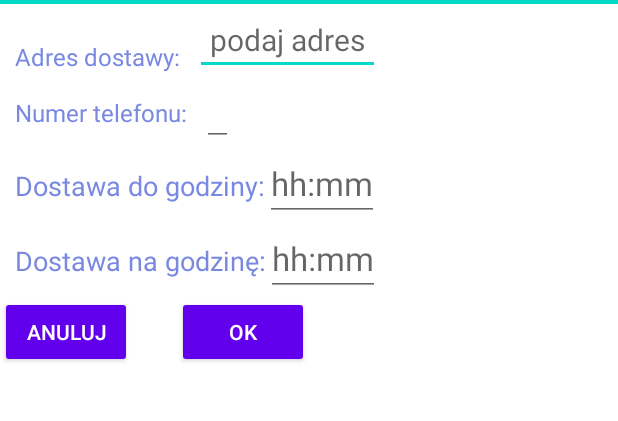
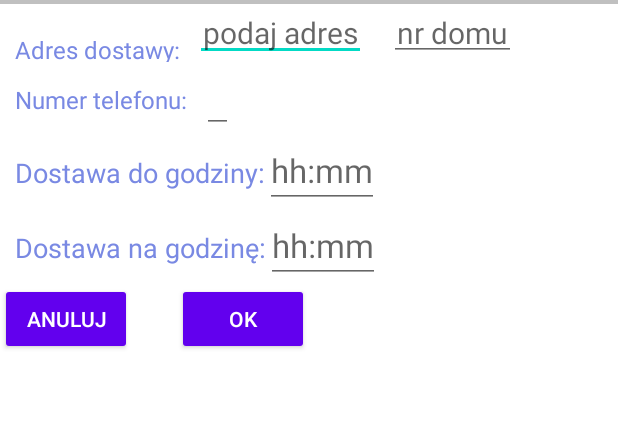
Before and after one commit to Jurekzgora/zamowienia, an Android app: the NoweZamowienie screen opened directly, with no data from a screen before it, on a phone screen of 412 x 824 dp, the part 148-569 px from its top. Run offline under Robolectric (Android 15) with nearby library versions, the phone set to English and light mode, and no system bars; our stand-ins replace Firebase (no records; nobody signed in at launch, a user with empty details on screens opened directly).

Commit message:
podpięcie pól do bazy danych

```diff
--- a/app/build.gradle
+++ b/app/build.gradle
@@ -39,10 +39,7 @@ dependencies {
     implementation 'androidx.appcompat:appcompat:1.6.1'
     implementation 'com.google.android.material:material:1.8.0'
     implementation 'androidx.constraintlayout:constraintlayout:2.1.4'
-    implementation 'com.google.firebase:firebase-firestore-ktx:24.5.0'
-    implementation 'com.google.firebase:firebase-storage-ktx:20.1.0'
-    implementation platform('com.google.firebase:firebase-bom:31.5.0')
-    implementation 'com.google.firebase:firebase-firestore-ktx'
+    implementation 'com.google.firebase:firebase-firestore-ktx:24.1.1'
     testImplementation 'junit:junit:4.13.2'
     androidTestImplementation 'androidx.test.ext:junit:1.1.5'
     androidTestImplementation 'androidx.test.espresso:espresso-core:3.5.1'
--- a/app/src/main/java/com/example/zamwienia/MainActivity.kt
+++ b/app/src/main/java/com/example/zamwienia/MainActivity.kt
@@ -13,6 +13,9 @@ class MainActivity : AppCompatActivity() {
 
     private val handler = Handler()
     private lateinit var currentTimeTextView: TextView
+
+    //database
+
 
     override fun onCreate(savedInstanceState: Bundle?) {
         super.onCreate(savedInstanceState)
--- a/app/src/main/java/com/example/zamwienia/NoweZamowienie.kt
+++ b/app/src/main/java/com/example/zamwienia/NoweZamowienie.kt
@@ -14,6 +14,7 @@ import com.google.firebase.firestore.ktx.firestore
 import com.google.firebase.ktx.Firebase
 import java.text.SimpleDateFormat
 import java.util.*
+import com.google.android.material.bottomnavigation.BottomNavigationView
 
 
 class NoweZamowienie : AppCompatActivity() {
@@ -31,43 +32,57 @@ class NoweZamowienie : AppCompatActivity() {
             val intent = Intent(this, MainActivity::class.java)
             startActivity(intent)
         }
+        val eTstreet = findViewById<EditText>(R.id.eTstreet)
+        val eThouseNo = findViewById<EditText>(R.id.eThouseNo)
+        val eTphoneNo = findViewById<EditText>(R.id.eTphoneNo)
+        val eTdeliveryTimeMax = findViewById<EditText>(R.id.eTdeliveryTimeMax)
+        val eTdeliveryTime = findViewById<EditText>(R.id.eTdeliveryTime)
+        val ok_button = findViewById<Button>(R.id.ok_order_button)
 
-        val editText = findViewById<EditText>(R.id.czas)
-        val editText1 = findViewById<EditText>(R.id.czas1)
-        val ok_button = findViewById<Button>(R.id.ok_order_button)
+
+
         //editText.inputType = InputType.TYPE_CLASS_DATETIME or InputType.TYPE_DATETIME_VARIATION_TIME
 
-        editText.setOnClickListener {
+        eTdeliveryTimeMax.setOnClickListener {
             val cal = Calendar.getInstance()
             val timeSetListener = TimePickerDialog.OnTimeSetListener { _, hourOfDay, minute ->
                 cal.set(Calendar.HOUR_OF_DAY, hourOfDay)
                 cal.set(Calendar.MINUTE, minute)
-                editText.setText(SimpleDateFormat("HH:mm").format(cal.time))
+                eTdeliveryTimeMax.setText(SimpleDateFormat("HH:mm").format(cal.time))
             }
             TimePickerDialog(this, timeSetListener, cal.get(Calendar.HOUR_OF_DAY), cal.get(Calendar.MINUTE), true).show()
         }
 
-        editText1.setOnClickListener {
+        eTdeliveryTime.setOnClickListener {
             val cal = Calendar.getInstance()
             val timeSetListener = TimePickerDialog.OnTimeSetListener { _, hourOfDay, minute ->
                 cal.set(Calendar.HOUR_OF_DAY, hourOfDay)
                 cal.set(Calendar.MINUTE, minute)
-                editText1.setText(SimpleDateFormat("HH:mm").format(cal.time))
+                eTdeliveryTime.setText(SimpleDateFormat("HH:mm").format(cal.time))
             }
             TimePickerDialog(this, timeSetListener, cal.get(Calendar.HOUR_OF_DAY), cal.get(Calendar.MINUTE), true).show()
         }
 
+
+
+
         // przycisk OK
 
-        val order = hashMapOf(
-            "deliveryTime" to "15:33",
-            "deliveryTimeMax" to "15:50",
-            "houseNo" to 33,
-            "phoneNo" to "+48555666777",
-            "street" to "Bema,"
-        )
+
 
         ok_button.setOnClickListener {
+
+
+
+            val order = hashMapOf(
+                "deliveryTime" to eTdeliveryTime.text.toString(),
+                "deliveryTimeMax" to eTdeliveryTimeMax.text.toString(),
+                "houseNo" to eThouseNo.text.toString(),
+                "phoneNo" to eTphoneNo.text.toString(),
+                "street" to eTstreet.text.toString()
+            )
+
+
             db.collection("orders")
                 .add(order)
                 .addOnSuccessListener { documentReference ->
@@ -76,6 +91,8 @@ class NoweZamowienie : AppCompatActivity() {
                 .addOnFailureListener { e ->
                     Log.w(TAG, "Error adding document", e)
                 }
+            val intent = Intent(this, MainActivity::class.java)
+            startActivity(intent)
         }
 
     }
--- a/app/src/main/res/layout/activity_nowe_zamowienie.xml
+++ b/app/src/main/res/layout/activity_nowe_zamowienie.xml
@@ -25,7 +25,7 @@
         android:layout_width="match_parent"
         android:layout_height="wrap_content"
         android:textSize="1dp"
-        android:background="@color/teal_200" />
+        android:background="@color/grey" />
 
 <LinearLayout
     android:layout_width="match_parent"
@@ -45,14 +45,27 @@
         android:textSize="16sp" />
 
     <EditText
-        android:id="@+id/adres"
+        android:id="@+id/eTstreet"
         android:layout_width="wrap_content"
         android:layout_height="wrap_content"
         android:layout_marginStart="10dp"
-        android:layout_marginEnd="15dp"
+        android:layout_marginEnd="10dp"
         android:hint="podaj adres"
         android:inputType="text"
-        android:padding="10dp"
+        android:padding="5dp"
+        android:nextFocusDown="@+id/eThouseNo"
+        android:textSize="20dp" />
+
+    <EditText
+        android:id="@+id/eThouseNo"
+        android:layout_width="wrap_content"
+        android:layout_height="wrap_content"
+        android:layout_marginStart="5dp"
+        android:layout_marginEnd="15dp"
+        android:hint="nr domu"
+        android:inputType="textNoSuggestions"
+        android:padding="5dp"
+        android:nextFocusDown="@+id/eTphoneNo"
         android:textSize="20dp" />
 </LinearLayout>
 
@@ -60,7 +73,7 @@
     android:layout_width="match_parent"
     android:layout_height="wrap_content"   >
     <TextView
-        android:id="@+id/telefonOdbiorcy"
+        android:id="@+id/tVphoneNo"
         android:layout_width="wrap_content"
         android:layout_height="wrap_content"
         android:layout_marginStart="10dp"
@@ -70,7 +83,7 @@
         android:textSize="16sp" />
 
     <EditText
-        android:id="@+id/telefon"
+        android:id="@+id/eTphoneNo"
         android:layout_width="wrap_content"
         android:layout_height="wrap_content"
         android:layout_marginStart="10dp"
@@ -84,7 +97,7 @@
         android:layout_width="match_parent"
         android:layout_height="wrap_content">
         <TextView
-            android:id="@+id/dostawaDo"
+            android:id="@+id/tVdeliveryTimeMax"
             android:layout_width="wrap_content"
             android:layout_height="wrap_content"
             android:layout_marginStart="10dp"
@@ -94,7 +107,7 @@
             android:textSize="18sp" />
 
         <EditText
-                android:id="@+id/czas"
+                android:id="@+id/eTdeliveryTimeMax"
                 android:layout_width="wrap_content"
                 android:layout_height="wrap_content"
                 android:focusableInTouchMode="false"
@@ -108,7 +121,7 @@
         android:layout_width="match_parent"
         android:layout_height="wrap_content">
         <TextView
-            android:id="@+id/dostawaNa"
+            android:id="@+id/tVdeliveryTime"
             android:layout_width="wrap_content"
             android:layout_height="wrap_content"
             android:layout_marginStart="10dp"
@@ -118,7 +131,7 @@
             android:textSize="18sp" />
 
         <EditText
-            android:id="@+id/czas1"
+            android:id="@+id/eTdeliveryTime"
             android:layout_width="wrap_content"
             android:layout_height="wrap_content"
             android:focusableInTouchMode="false"
@@ -126,9 +139,18 @@
             android:inputType="time"
             android:textSize="22sp" />
     </LinearLayout>
-<LinearLayout
-    android:layout_width="match_parent"
-    android:layout_height="wrap_content">
+
+
+
+
+
+    <LinearLayout
+        android:layout_width="match_parent"
+        android:layout_height="match_parent"
+        tools:ignore="ExtraText">
+
+
+
     <Button
         android:id="@+id/back_button"
         style="@style/Widget.AppCompat.Button"
@@ -152,6 +174,11 @@
         app:layout_constraintEnd_toEndOf="parent"
         app:layout_constraintStart_toStartOf="parent" />
 
-</LinearLayout>
+        >
+
+    </LinearLayout>
+
+
+
 
 </LinearLayout>
--- a/app/src/main/res/values/colors.xml
+++ b/app/src/main/res/values/colors.xml
@@ -7,4 +7,6 @@
     <color name="teal_700">#FF018786</color>
     <color name="black">#FF000000</color>
     <color name="white">#FFFFFFFF</color>
+    <color name="blue">#0000CC</color>
+    <color name="grey">#C0C0C0</color>
 </resources>
```
Also changed, not shown: app/src/main/res/menu/bottom_navigation_menu.xml (added, +16 -0 lines), build.gradle (line endings or trailing spaces).
